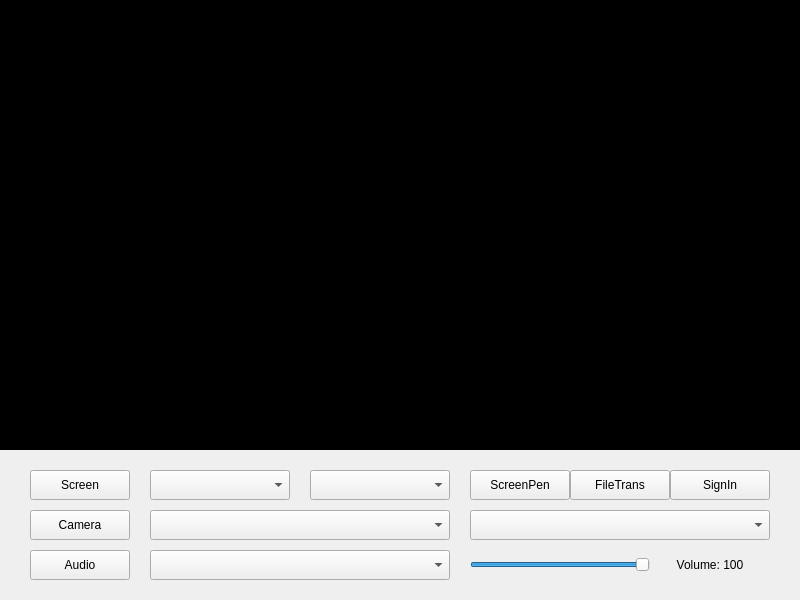
Before: the Qt Designer form src/UDPMulticast/mainwindow.ui in zty199/NetworkClassroom_LAN, drawn with Qt 5.
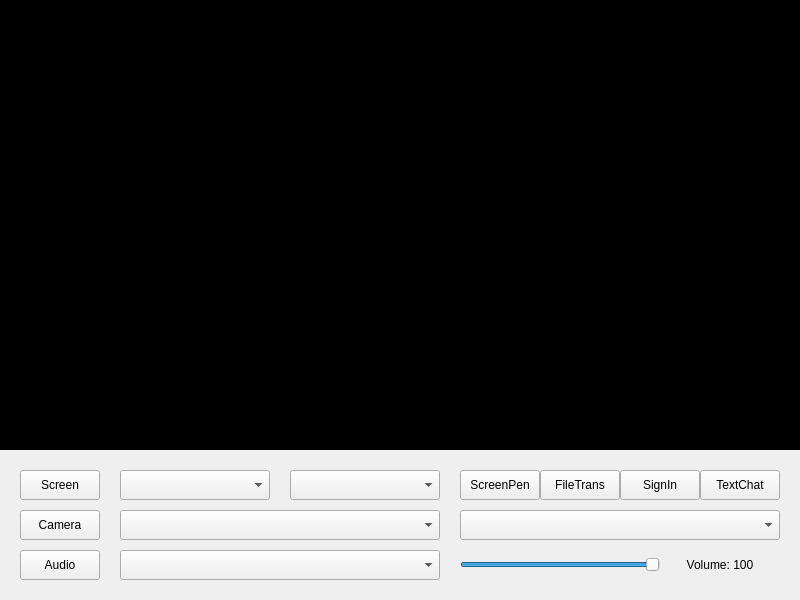
After: the same form once the commit is applied.

Diff of the .ui file:
```diff
--- a/src/UDPMulticast/mainwindow.ui
+++ b/src/UDPMulticast/mainwindow.ui
@@ -66,9 +66,9 @@
    <widget class="QPushButton" name="btn_camera">
     <property name="geometry">
      <rect>
-      <x>30</x>
+      <x>20</x>
       <y>510</y>
-      <width>100</width>
+      <width>80</width>
       <height>30</height>
      </rect>
     </property>
@@ -79,9 +79,9 @@
    <widget class="QPushButton" name="btn_screen">
     <property name="geometry">
      <rect>
-      <x>30</x>
+      <x>20</x>
       <y>470</y>
-      <width>100</width>
+      <width>80</width>
       <height>30</height>
      </rect>
     </property>
@@ -92,9 +92,9 @@
    <widget class="QComboBox" name="cb_camera">
     <property name="geometry">
      <rect>
-      <x>150</x>
+      <x>120</x>
       <y>510</y>
-      <width>300</width>
+      <width>320</width>
       <height>30</height>
      </rect>
     </property>
@@ -102,9 +102,9 @@
    <widget class="QPushButton" name="btn_audio">
     <property name="geometry">
      <rect>
-      <x>30</x>
+      <x>20</x>
       <y>550</y>
-      <width>100</width>
+      <width>80</width>
       <height>30</height>
      </rect>
     </property>
@@ -115,9 +115,9 @@
    <widget class="QComboBox" name="cb_device">
     <property name="geometry">
      <rect>
-      <x>150</x>
+      <x>120</x>
       <y>550</y>
-      <width>300</width>
+      <width>320</width>
       <height>30</height>
      </rect>
     </property>
@@ -125,9 +125,9 @@
    <widget class="QComboBox" name="cb_camRes">
     <property name="geometry">
      <rect>
-      <x>470</x>
+      <x>460</x>
       <y>510</y>
-      <width>300</width>
+      <width>320</width>
       <height>30</height>
      </rect>
     </property>
@@ -135,9 +135,9 @@
    <widget class="QSlider" name="slider_volume">
     <property name="geometry">
      <rect>
-      <x>470</x>
+      <x>460</x>
       <y>550</y>
-      <width>180</width>
+      <width>200</width>
       <height>30</height>
      </rect>
     </property>
@@ -160,7 +160,7 @@
    <widget class="QLabel" name="volume">
     <property name="geometry">
      <rect>
-      <x>650</x>
+      <x>660</x>
       <y>550</y>
       <width>120</width>
       <height>30</height>
@@ -176,9 +176,9 @@
    <widget class="QPushButton" name="btn_screenPen">
     <property name="geometry">
      <rect>
-      <x>470</x>
+      <x>460</x>
       <y>470</y>
-      <width>100</width>
+      <width>80</width>
       <height>30</height>
      </rect>
     </property>
@@ -189,9 +189,9 @@
    <widget class="QComboBox" name="cb_screenRes">
     <property name="geometry">
      <rect>
-      <x>150</x>
+      <x>120</x>
       <y>470</y>
-      <width>140</width>
+      <width>150</width>
       <height>30</height>
      </rect>
     </property>
@@ -199,9 +199,9 @@
    <widget class="QPushButton" name="btn_fileTrans">
     <property name="geometry">
      <rect>
-      <x>570</x>
+      <x>540</x>
       <y>470</y>
-      <width>100</width>
+      <width>80</width>
       <height>30</height>
      </rect>
     </property>
@@ -212,9 +212,9 @@
    <widget class="QPushButton" name="btn_signIn">
     <property name="geometry">
      <rect>
-      <x>670</x>
+      <x>620</x>
       <y>470</y>
-      <width>100</width>
+      <width>80</width>
       <height>30</height>
      </rect>
     </property>
@@ -225,13 +225,26 @@
    <widget class="QComboBox" name="cb_screenHz">
     <property name="geometry">
      <rect>
-      <x>310</x>
+      <x>290</x>
       <y>470</y>
-      <width>140</width>
+      <width>150</width>
       <height>30</height>
      </rect>
     </property>
    </widget>
+   <widget class="QPushButton" name="btn_textChat">
+    <property name="geometry">
+     <rect>
+      <x>700</x>
+      <y>470</y>
+      <width>80</width>
+      <height>30</height>
+     </rect>
+    </property>
+    <property name="text">
+     <string>TextChat</string>
+    </property>
+   </widget>
   </widget>
  </widget>
  <layoutdefault spacing="6" margin="11"/>
```
